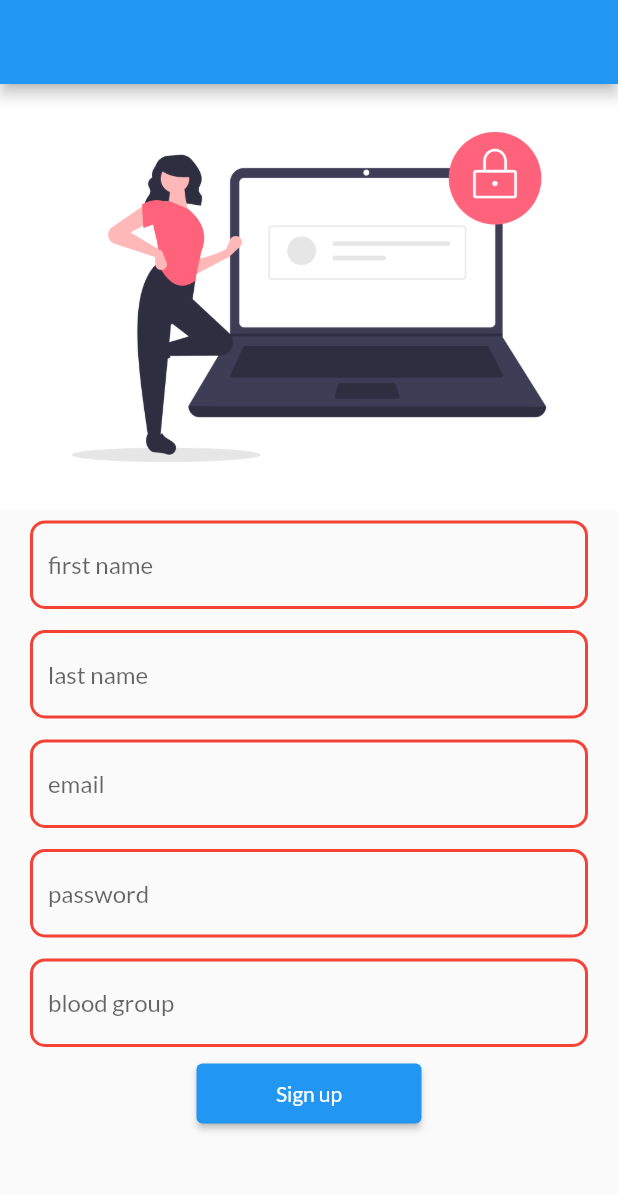
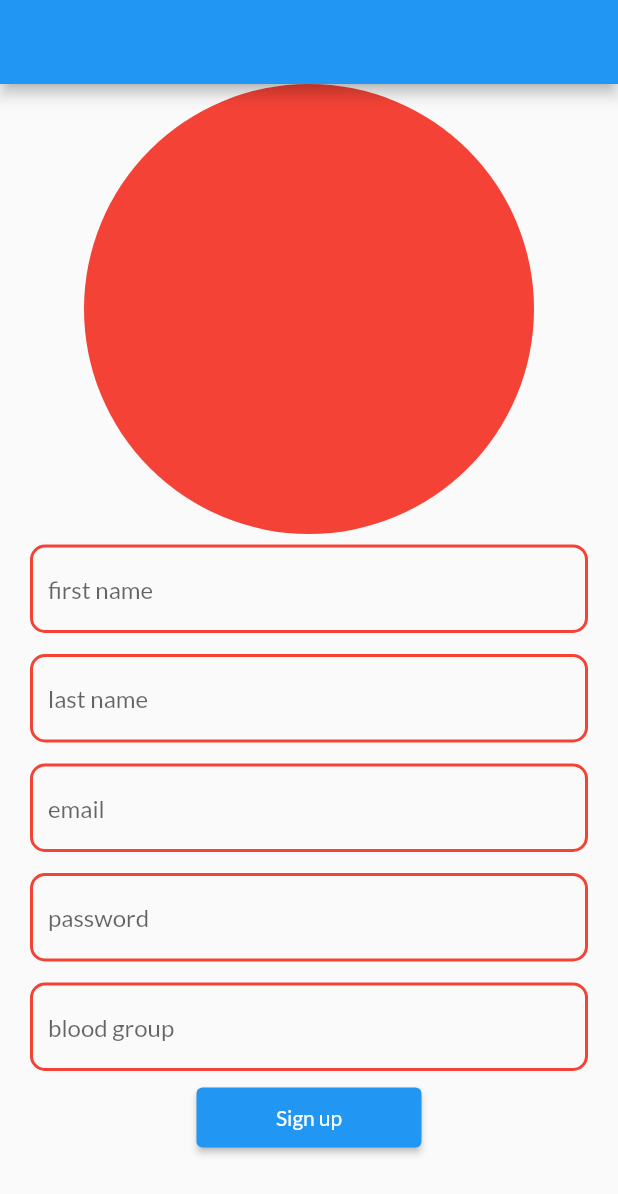
Before and after one commit to pritesh2745/drops_of_hope, a Flutter app: the screen it shows after launch, on a phone screen of 412 x 824 dp. Shown: the top 1194 px of the screen. Run offline on Flutter 3.47's test engine with Material 2 defaults, Android fonts, the phone set to English and light mode, and no system bars; our stand-ins replace firebase_auth, firebase_core, flutter_svg, google_fonts, lottie; missing offline and left inert: bottom_bar; accounts and stored records are empty.

Commit message:
final changes after 1st sgp exam

```diff
--- a/lib/screen/login_page.dart
+++ b/lib/screen/login_page.dart
@@ -37,7 +37,7 @@ class _LoginPageState extends State<LoginPage> {
         child: Column(
           children: [
             Image.asset(
-              "assets/images/photo2.png",
+              "assets/images/hey.png",
               fit: BoxFit.cover,
             ),
             SizedBox(
--- a/lib/screen/registration.dart
+++ b/lib/screen/registration.dart
@@ -76,17 +76,35 @@ class registration extends StatelessWidget {
   late String username, password;
   @override
   Widget build(BuildContext context) {
+      Widget bigCircle = new Container(
+      width: 300.0,
+      height: 300.0,
+      decoration: new BoxDecoration(
+        color: Colors.orange,
+        shape: BoxShape.circle,
+      ),
+    );
     return Scaffold(
-      appBar: AppBar(),
+      appBar: AppBar(
+
+      ),
       body: SingleChildScrollView(
         child: Column(
           children: [
-            Container(
-              child: Image.asset(
-                "assets/images/photo2.png",
-                fit: BoxFit.cover,
-              ),
-            ),
+           Container(
+             width:300.0,
+             height: 300.0,
+             decoration: new BoxDecoration(color: Colors.red,shape: BoxShape.circle,),
+           ),
+
+
+            // Container(
+            //   child: Image.asset(
+            //     "assets/images/photo2.png",
+            //     fit: BoxFit.cover,
+            //   ),
+            // ),
+
             Container(
               margin: EdgeInsets.symmetric(horizontal: 20, vertical: 7),
               child: TextFormField(
```
Also changed, not shown: assets/images/hey.png (added).
